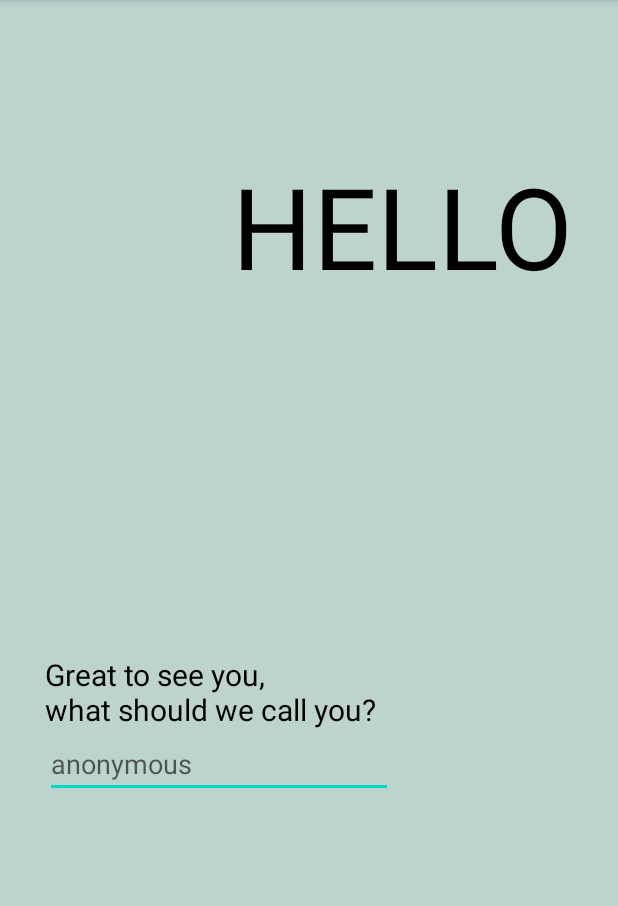
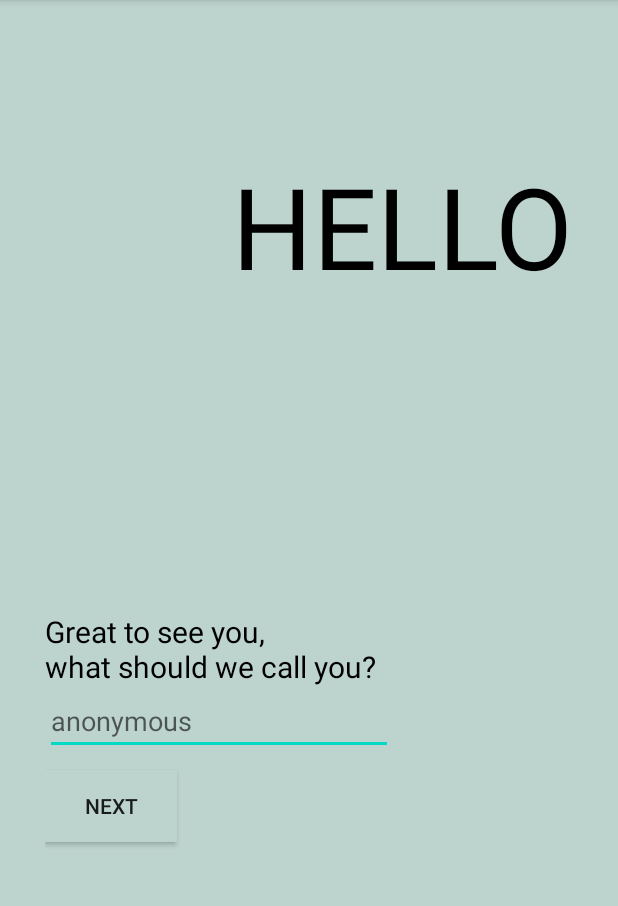
Before and after one commit to meilona/Cheers, an Android app: the FirstTimeUserActivity screen opened directly, with no data from a screen before it, on a phone screen of 412 x 824 dp, the part 84-990 px from its top. Run offline under Robolectric (Android 15) with nearby library versions, the phone set to English and light mode, and no system bars.

Commit message:
Back End First Time User

```diff
--- a/app/src/main/java/eurica/mei/cheers/FirstTimeUserActivity.java
+++ b/app/src/main/java/eurica/mei/cheers/FirstTimeUserActivity.java
@@ -1,8 +1,13 @@
 package eurica.mei.cheers;
 
+import android.content.Intent;
+import android.content.SharedPreferences;
+import android.os.Bundle;
+import android.view.View;
+import android.widget.Button;
+import android.widget.EditText;
+
 import androidx.appcompat.app.AppCompatActivity;
-
-import android.os.Bundle;
 
 public class FirstTimeUserActivity extends AppCompatActivity {
 
@@ -10,5 +15,26 @@ public class FirstTimeUserActivity extends AppCompatActivity {
     protected void onCreate(Bundle savedInstanceState) {
         super.onCreate(savedInstanceState);
         setContentView(R.layout.activity_first_time_user);
+
+//        Init
+        final EditText etUsername = (EditText) findViewById(R.id.etUsername);
+        Button btn_next = (Button) findViewById(R.id.btn_next);
+
+        btn_next.setOnClickListener(new View.OnClickListener() {
+            @Override
+            public void onClick(View view) {
+                //stored data in SharedPreferences
+                SharedPreferences prefs = getSharedPreferences("UserData", MODE_PRIVATE);
+                SharedPreferences.Editor editor = prefs.edit();
+                editor.putString("username", etUsername.getText().toString());
+                editor.apply();
+
+                //go to main activity
+                Intent i = new Intent(FirstTimeUserActivity.this, MainActivity.class);
+                startActivity(i);
+                finish();
+            }
+        });
+
     }
 }
--- a/app/src/main/res/layout/activity_first_time_user.xml
+++ b/app/src/main/res/layout/activity_first_time_user.xml
@@ -43,6 +43,15 @@
             android:layout_marginEnd="120dp"
             android:textColor="@color/colorBlack"/>
 
+        <Button
+            android:id="@+id/btn_next"
+            android:layout_width="wrap_content"
+            android:layout_height="wrap_content"
+            android:layout_below="@+id/etUsername"
+            android:layout_marginTop="10dp"
+            android:text="NEXT"
+            android:background="@color/colorMain"/>
+
     </RelativeLayout>
 
 </LinearLayout>
```
Also changed, not shown: app/src/main/java/eurica/mei/cheers/MainActivity.java (+25 -10 lines).
